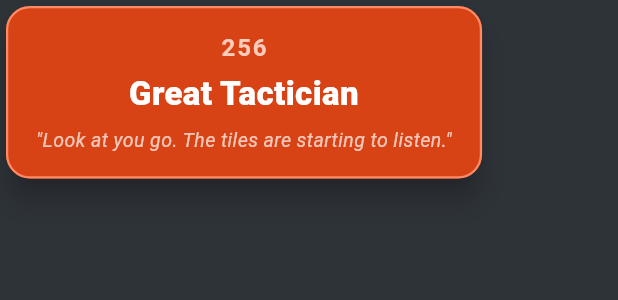
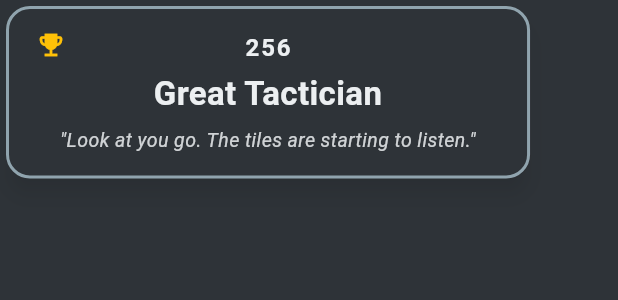
Before and after one commit to KMunyede/twenty48, a Flutter app: the MilestoneCelebrationCard widget shown alone on an empty page, opened directly with sample values from the repository, on a phone screen of 412 x 824 dp. Shown: the top 300 px of the screen. Run offline on Flutter 3.47's test engine with Material 3 defaults, Android fonts, the phone set to English and light mode, and no system bars; our stand-ins replace confetti, google_mobile_ads, shared_preferences; missing offline and left inert: in_app_update; accounts and stored records are empty.

Commit message:
T48-84G: friendlier milestone card colours

```diff
--- a/lib/features/game/milestones/milestone_celebration.dart
+++ b/lib/features/game/milestones/milestone_celebration.dart
@@ -1,8 +1,13 @@
 import 'dart:async';
 import 'package:flutter/material.dart';
+import 'package:provider/provider.dart';
+import '../../settings/models/app_theme.dart';
+import '../../settings/providers/theme_provider.dart';
 import 'milestone_ladder.dart';
 
 class MilestoneCelebrationCard extends StatefulWidget {
+  static const Duration autoDismissDuration = Duration(seconds: 6);
+
   final Milestone milestone;
   final VoidCallback onDismiss;
 
@@ -11,6 +16,30 @@ class MilestoneCelebrationCard extends StatefulWidget {
     required this.milestone,
     required this.onDismiss,
   });
+
+  static Color getCardTextColor(AppTheme theme) {
+    switch (theme.name) {
+      case 'Turtle green':
+        return const Color(0xFF0F380F);
+      case 'Sunset Orange':
+        return const Color(0xFF3E2723);
+      case 'Oceanic Blue':
+        return const Color(0xFF003B6B);
+      case 'Rare Indigo':
+      case 'Arctic White':
+      case 'Rhino Grey':
+      default:
+        return theme.textColor;
+    }
+  }
+
+  static Color getCardHypeColor(AppTheme theme) {
+    final textColor = getCardTextColor(theme);
+    if (theme.name == 'Rhino Grey') {
+      return textColor.withValues(alpha: 0.85);
+    }
+    return textColor.withValues(alpha: 0.90);
+  }
 
   @override
   State<MilestoneCelebrationCard> createState() =>
@@ -36,7 +65,7 @@ class _MilestoneCelebrationCardState extends State<MilestoneCelebrationCard> {
   }
 
   void _startTimer() {
-    _dismissTimer = Timer(const Duration(seconds: 4), () {
+    _dismissTimer = Timer(MilestoneCelebrationCard.autoDismissDuration, () {
       if (mounted) {
         widget.onDismiss();
       }
@@ -51,27 +80,45 @@ class _MilestoneCelebrationCardState extends State<MilestoneCelebrationCard> {
 
   @override
   Widget build(BuildContext context) {
+    final theme = context.watch<ThemeProvider>().currentTheme;
+    final headingColor = MilestoneCelebrationCard.getCardTextColor(theme);
+    final hypeColor = MilestoneCelebrationCard.getCardHypeColor(theme);
+
     return GestureDetector(
       onTap: widget.onDismiss,
       child: Card(
-        elevation: 8,
-        color: const Color(0xFFD84315), // Deep Orange
+        elevation: 6,
+        shadowColor: Colors.black38,
+        color: theme.backgroundColor,
         shape: RoundedRectangleBorder(
           borderRadius: BorderRadius.circular(16),
-          side: const BorderSide(
-            color: Color(0xFFFF8A65), // Lighter deep orange border
-            width: 1.5,
+          side: BorderSide(
+            color: theme.boardColor,
+            width: 2.0,
           ),
         ),
         child: Padding(
           padding: const EdgeInsets.symmetric(horizontal: 20.0, vertical: 16.0),
+          child: Stack(
+            children: [
+              const Positioned(
+                left: 0,
+                top: 0,
+                child: Icon(
+                  Icons.emoji_events,
+                  color: Color(0xFFFFC107), // Amber/gold
+                  size: 20,
+                ),
+              ),
+              Padding(
+                padding: const EdgeInsets.symmetric(horizontal: 16.0),
                 child: Column(
                   mainAxisSize: MainAxisSize.min,
                   children: [
                     Text(
                       '${widget.milestone.value}',
-                style: const TextStyle(
-                  color: Color(0xFFFFCCBC),
+                      style: TextStyle(
+                        color: headingColor,
                         fontWeight: FontWeight.bold,
                         fontSize: 16,
                         letterSpacing: 1.2,
@@ -81,9 +128,9 @@ class _MilestoneCelebrationCardState extends State<MilestoneCelebrationCard> {
                     Text(
                       widget.milestone.title,
                       textAlign: TextAlign.center,
-                style: const TextStyle(
-                  color: Colors.white,
-                  fontWeight: FontWeight.w800,
+                      style: TextStyle(
+                        color: headingColor,
+                        fontWeight: FontWeight.bold,
                         fontSize: 22,
                       ),
                     ),
@@ -91,10 +138,13 @@ class _MilestoneCelebrationCardState extends State<MilestoneCelebrationCard> {
                     Text(
                       '"${widget.milestone.hype}"',
                       textAlign: TextAlign.center,
-                style: const TextStyle(
-                  color: Colors.white70,
+                      style: TextStyle(
+                        color: hypeColor,
                         fontSize: 13,
                         fontStyle: FontStyle.italic,
+                      ),
+                    ),
+                  ],
                 ),
               ),
             ],
```
Also changed, not shown: lib/features/game/providers/game_provider.dart (+9 -0 lines), lib/features/settings/ui/settings_dialog.dart (+34 -0 lines), 1 other file. Lines whose indentation alone changed are shown as unchanged.
